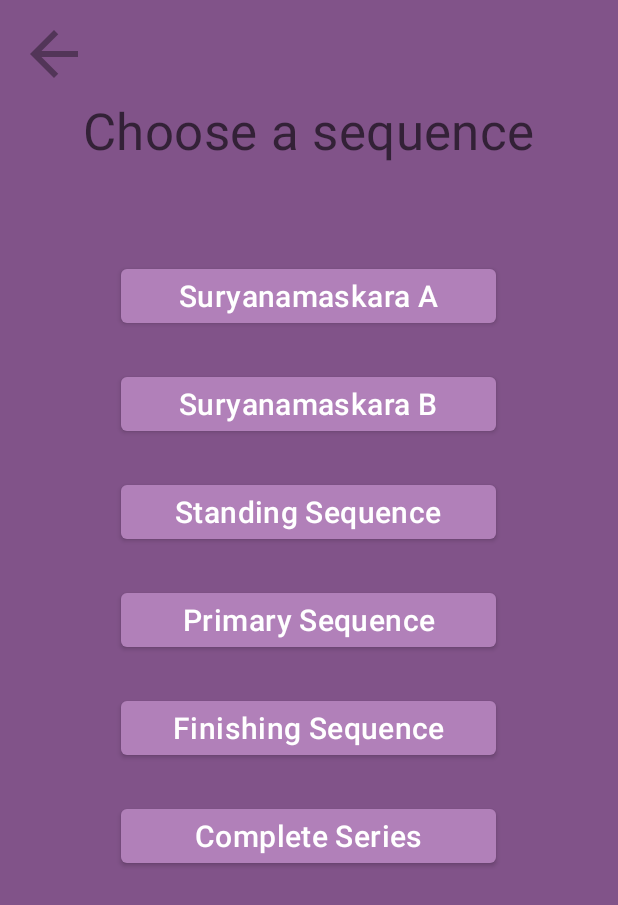
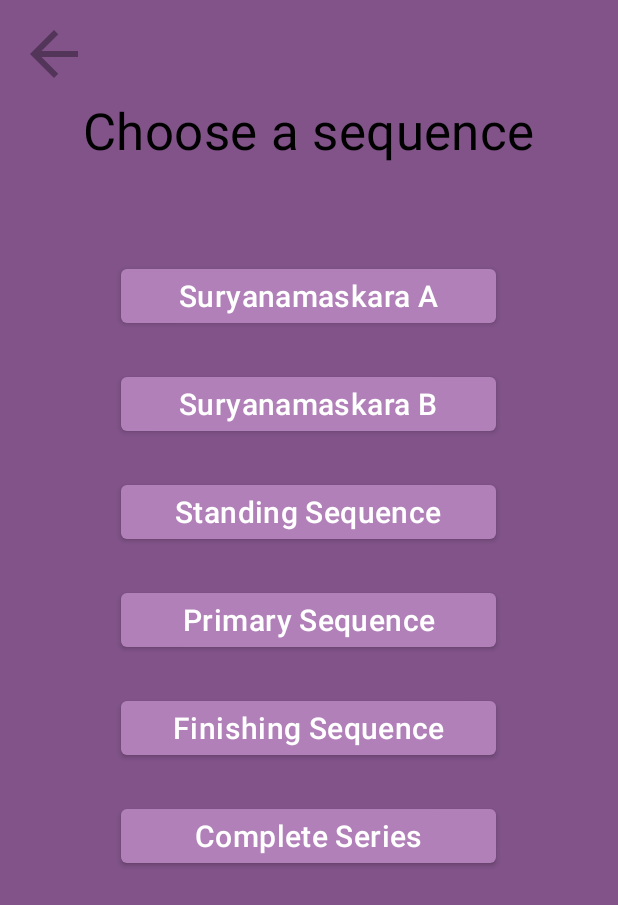
Before and after one commit to LuisCP20/AshtangaApp, an Android app: the screen it shows after launch (MainActivity), after a tap on "Sequence", on a phone screen of 412 x 824 dp. Shown: the top 905 px of the screen. Run offline under Robolectric (Android 15) with nearby library versions, the phone set to English and light mode, and no system bars; our stand-ins replace data binding.

```diff
--- a/app/src/main/java/com/example/ashtanga1/data/DataSource.kt
+++ b/app/src/main/java/com/example/ashtanga1/data/DataSource.kt
@@ -322,15 +322,16 @@ object DataSource {
         ),
 
         // TODO: Ver si esta se queda o si le tengo que poner C y a la que sigue D
-        //Asana(
-        //  R.drawable.utthitahastapadangusthasanaa,
-        // "Utthita Hasta Padangusthasana A",
-        // "Padhayoragai Drishti", // TODO: Estar seguro de los drishtis de esta parte (ABCD)
-        //            "Mula Bhanda\nUddiyana Bhanda", "Standing Sequence),
+        Asana(
+          R.drawable.utthitahastapadangusthasanaa,
+         "Utthita Hasta Padangusthasana C",
+         "Padhayoragai Drishti", // TODO: Estar seguro de los drishtis de esta parte (ABCD)
+                    "Mula Bhanda\nUddiyana Bhanda", "Standing Sequence"
+        ),
 
         Asana(
             R.drawable.utthitahastapadangusthasanac,
-            "Utthita Hasta Padangusthasana C",
+            "Utthita Hasta Padangusthasana D",
             "Padhayoragai Drishti",
             "Mula Bhanda\nUddiyana Bhanda", "Standing Sequence"
         ),
@@ -410,7 +411,7 @@ object DataSource {
         ),
 
         Asana(
-            R.drawable.asanad,
+            R.drawable.triangmukhaekapadapasch,
             "Triang Mukhaekapada Paschimottanasana",
             "Padhayoragai Drishti",
             "Mula Bhanda\nUddiyana Bhanda", "Sitting Sequence"
@@ -439,7 +440,7 @@ object DataSource {
 
         Asana(
             R.drawable.marichyasanaa,
-            "Marichyasana A",
+            "Marichyasana\nA",
             "Padhayoragai Drishti",
             "Mula Bhanda\nUddiyana Bhanda", "Sitting Sequence"
         ),
@@ -451,6 +452,7 @@ object DataSource {
             "Mula Bhanda\nUddiyana Bhanda", "Sitting Sequence"
         ),
 
+        // TODO: Nombres no salen completos en modo de fichas
         Asana(
             R.drawable.marichyasanac,
             "Marichyasana C",
@@ -467,13 +469,13 @@ object DataSource {
 
         Asana(
             R.drawable.navasana,
-            "Navasana\n" + "Lolasana",
+            "Navasana Lolasana",
             "Padhayoragai Drishti",
             "Mula Bhanda\nUddiyana Bhanda", "Sitting Sequence"
         ),
 
         Asana(
-            R.drawable.asanad,
+            R.drawable.bhujapidasanaa,
             "Bhujapidasana A",
             "Nasagrai Drishti",
             "Mula Bhanda\nUddiyana Bhanda", "Sitting Sequence"
@@ -494,21 +496,21 @@ object DataSource {
         ),
 
         Asana(
-            R.drawable.suptapadangusthasanaa,
+            R.drawable.suptakurmasanaa,
             "Supta Kurmasana A",
             "Broomadhya Drishti",
             "Mula Bhanda\nUddiyana Bhanda", "Sitting Sequence"
         ),
 
         Asana(
-            R.drawable.suptapadangusthasanab,
+            R.drawable.suptakurmasanab,
             "Supta Kurmasana B",
             "Broomadhya Drishti",
             "Mula Bhanda\nUddiyana Bhanda", "Sitting Sequence"
         ),
 
         Asana(
-            R.drawable.asanad,
+            R.drawable.garbhapindasana,
             "Garbha Pindasana",
             "Nasagrai Drishti",
             "Mula Bhanda\nUddiyana Bhanda", "Sitting Sequence"
@@ -557,14 +559,14 @@ object DataSource {
         ),
 
         Asana(
-            R.drawable.asanad,
+            R.drawable.suptakonasanaa,
             "Supta Konasana A",
             "Broomadhya Drishti",
             "Mula Bhanda\nUddiyana Bhanda", "Sitting Sequence"
         ),
 
         Asana(
-            R.drawable.asanad,
+            R.drawable.upavishtakonasanaa,
             "Supta Konasana B",
             "Nasagrai Drishti",
             "Mula Bhanda\nUddiyana Bhanda", "Sitting Sequence"
@@ -585,14 +587,16 @@ object DataSource {
         ),
 
         Asana(
-            R.drawable.asanad,
+            R.drawable.suptapadangusthasanaa,
             "Supta Padangusthasana C",
             "Padhayoragai Drishti",
             "Mula Bhanda\nUddiyana Bhanda", "Sitting Sequence"
         ),
 
+        // TODO: Esta postura es diferente a Urdhva MukhaPaschimottanasana A pero con
+        // los dibujos vectoriales es muy difícil marcar la diferencia
         Asana(
-            R.drawable.asanad,
+            R.drawable.urdhvamukhapaschimottanasanaa,
             "Ubhaya Padangusthasana A",
             "Broomadhya Drishti",
             "Mula Bhanda\nUddiyana Bhanda", "Sitting Sequence"
@@ -699,28 +703,28 @@ object DataSource {
         ),
 
         Asana(
-            R.drawable.asanad,
+            R.drawable.ardhasirasana,
             "Ardha Sirsasana",
             "Nasagrai Drishti",
             "Mula Bhanda\nUddiyana Bhanda", "Finishing Sequence"
         ),
         // https://www.ashtangayoga.info/ashtanga-yoga/cheat-sheets-pdf/ drishti de balasana
         Asana(
-            R.drawable.asanad,
+            R.drawable.balasana,
             "Balasana",
             "Nasagrai Drishti",
             "Mula Bhanda\nUddiyana Bhanda", "Finishing Sequence"
         ),
 
         Asana(
-            R.drawable.asanad,
+            R.drawable.baddhapadmasana,
             "Baddha Padmasana",
             "Nasagrai Drishti",
             "Mula Bhanda\nUddiyana Bhanda", "Finishing Sequence"
         ),
 
         Asana(
-            R.drawable.asanad,
+            R.drawable.yogamudra,
             "Yoga Mudra",
             "Broomadhya Drishti",
             "Mula Bhanda\nUddiyana Bhanda", "Finishing Sequence"
--- a/app/src/main/java/com/example/ashtanga1/ui/main/Constants.kt
+++ b/app/src/main/java/com/example/ashtanga1/ui/main/Constants.kt
@@ -3,6 +3,6 @@ package com.example.ashtanga1.ui.main
 // Delay for showing correct/incorrect signals
 const val delayTime = 400L
 // TODO: change colors with theme colors. Dark mode
-const val rightColor = com.example.ashtanga1.R.color.green_s_dark
-const val wrongColor = com.example.ashtanga1.R.color.red_p_triad
-const val defBackg = com.example.ashtanga1.R.color.purple_p_dark
+const val rightColor = com.example.ashtanga1.R.color.right_green
+const val wrongColor = com.example.ashtanga1.R.color.wrong_red
+const val defBackg = com.example.ashtanga1.R.color.purple_p_light
--- a/app/src/main/java/com/example/ashtanga1/ui/main/MainViewModel.kt
+++ b/app/src/main/java/com/example/ashtanga1/ui/main/MainViewModel.kt
@@ -12,9 +12,6 @@ import com.example.ashtanga1.model.Asana
 import java.util.*
 import kotlin.random.Random
 
-// TODO: Mejorar UI, que todo funcione bien, enseñar score y/o errores
-// TODO: Bug cuando uso el boton de exit mientras esta cambiando el color del fondo para respuesta.
-// TODO: Arreglarlo de una manera que no sea desactivar el boton de exit
 class MainViewModel : ViewModel() {
 
     private val suryaA: List<Asana> = DataSource.suryaA
--- a/app/src/main/res/layout/fragment_sequence_menu.xml
+++ b/app/src/main/res/layout/fragment_sequence_menu.xml
@@ -44,7 +44,8 @@
                 android:layout_gravity="center_horizontal"
                 android:layout_marginBottom="64dp"
                 android:text="@string/choose_a_sequence"
-                android:textAppearance="?attr/textAppearanceHeadline4" />
+                android:textAppearance="?attr/textAppearanceHeadline4"
+                android:textColor="#000000" />
 
             <Button
                 android:id="@+id/Suryanamaskara_A_button"
@@ -128,11 +129,11 @@
         android:layout_marginTop="12dp"
         android:background="@android:color/transparent"
         android:contentDescription="@string/exit_button"
+        android:onClick="@{() -> fragmentSequenceMenu.exit()}"
         android:src="@drawable/ic_baseline_arrow_back_24"
-        android:onClick="@{() -> fragmentSequenceMenu.exit()}"
         app:layout_constraintStart_toStartOf="parent"
         app:layout_constraintTop_toTopOf="parent"
-        tools:ignore="SpeakableTextPresentCheck,RedundantDescriptionCheck" />
+        tools:ignore="SpeakableTextPresentCheck,RedundantDescriptionCheck,ImageContrastCheck" />
 
 </androidx.constraintlayout.widget.ConstraintLayout>
 </layout>
--- a/app/src/main/res/layout/review_activity.xml
+++ b/app/src/main/res/layout/review_activity.xml
@@ -2,6 +2,7 @@
 
 <LinearLayout xmlns:android="http://schemas.android.com/apk/res/android"
     xmlns:app="http://schemas.android.com/apk/res-auto"
+    xmlns:tools="http://schemas.android.com/tools"
     android:layout_width="match_parent"
     android:layout_height="match_parent"
     android:orientation="vertical">
@@ -20,7 +21,9 @@
             android:layout_width="wrap_content"
             android:layout_height="match_parent"
             android:background="@drawable/ic_baseline_arrow_back_24"
-            app:layout_constraintStart_toStartOf="parent" />
+            android:contentDescription="@string/back_button"
+            app:layout_constraintStart_toStartOf="parent"
+            tools:ignore="SpeakableTextPresentCheck,ImageContrastCheck,RedundantDescriptionCheck" />
     </androidx.appcompat.widget.Toolbar>
 
     <FrameLayout
--- a/app/src/main/res/values/colors.xml
+++ b/app/src/main/res/values/colors.xml
@@ -11,9 +11,10 @@
     <color name="purple_p">#b180b9</color>
     <color name="purple_p_light">#e4b0eb</color>
     <color name="purple_p_dark">#815389</color>
-
     <color name="purple_p_triad">#9580b9</color>
     <color name="red_p_triad">#9e434b</color>
+    <color name="wrong_red">#e53935</color>
+    <color name="right_green">#9ccc65</color>
 
     <color name="green_s">#87b890</color>
     <color name="green_s_light">#b8ecb0</color>
--- a/app/src/main/res/values/strings.xml
+++ b/app/src/main/res/values/strings.xml
@@ -33,4 +33,5 @@
     <string name="action_settings">Settings</string>
     <string name="Continue">Continue</string>
     <string name="practice">Practice</string>
+    <string name="back_button">back button</string>
 </resources>
```
Also changed, not shown: app/src/main/res/layout/fragment_posture_question.xml (+15 -1 lines), app/src/main/res/layout/fragment_practice.xml (+4 -3 lines), app/src/main/res/drawable/ardhasirasana.png (added), app/src/main/res/drawable/baddhapadmasana.png (added), app/src/main/res/drawable/balasana.png (added), app/src/main/res/drawable/bhujapidasanaa.png (added), app/src/main/res/drawable/garbhapindasana.png (added), app/src/main/res/drawable/suptakonasanaa.png (added), app/src/main/res/drawable/suptakurmasanab.png (added), app/src/main/res/drawable/triangmukhaekapadapasch.png (added), app/src/main/res/drawable/urdhvamukhapaschiomttanasanaa.png (added), app/src/main/res/drawable/yogamudra.png (added).
